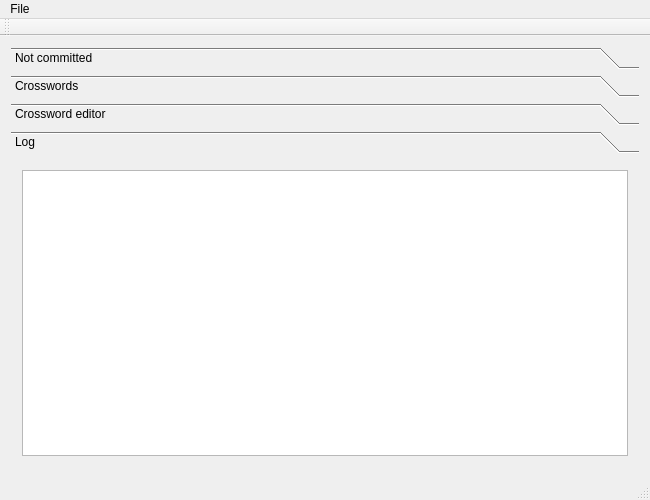
First picture: the form in mainwindow.ui, repository balashVI/nonogram_admin, before the edit.
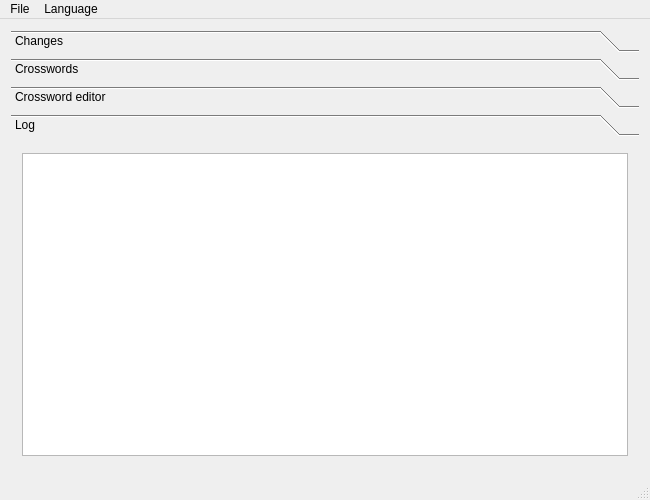
Second picture: the form after the edit. The open tabs and pages were chosen to show the change.

What changed in the file:
```diff
--- a/mainwindow.ui
+++ b/mainwindow.ui
@@ -36,7 +36,7 @@
         </rect>
        </property>
        <attribute name="label">
-        <string>Not committed</string>
+        <string>Changes</string>
        </attribute>
        <layout class="QGridLayout" name="gridLayout_4">
         <item row="0" column="0">
@@ -68,12 +68,24 @@
        </attribute>
       </widget>
       <widget class="QWidget" name="page_3">
+       <property name="geometry">
+        <rect>
+         <x>0</x>
+         <y>0</y>
+         <width>632</width>
+         <height>324</height>
+        </rect>
+       </property>
        <attribute name="label">
         <string>Log</string>
        </attribute>
        <layout class="QGridLayout" name="gridLayout_2">
         <item row="0" column="0">
-         <widget class="QTextEdit" name="textEdit"/>
+         <widget class="QTextEdit" name="log">
+          <property name="readOnly">
+           <bool>true</bool>
+          </property>
+         </widget>
         </item>
        </layout>
       </widget>
@@ -81,14 +93,6 @@
     </item>
    </layout>
   </widget>
-  <widget class="QToolBar" name="mainToolBar">
-   <attribute name="toolBarArea">
-    <enum>TopToolBarArea</enum>
-   </attribute>
-   <attribute name="toolBarBreak">
-    <bool>true</bool>
-   </attribute>
-  </widget>
   <widget class="QStatusBar" name="statusBar"/>
   <widget class="QMenuBar" name="menuBar">
    <property name="geometry">
@@ -103,10 +107,18 @@
     <property name="title">
      <string>File</string>
     </property>
-    <addaction name="separator"/>
-    <addaction name="separator"/>
+    <addaction name="actionExit"/>
+   </widget>
+   <widget class="QMenu" name="menuLanguage">
+    <property name="title">
+     <string>Language</string>
+    </property>
+    <addaction name="actionEn"/>
+    <addaction name="actionRu"/>
+    <addaction name="actionUa"/>
    </widget>
    <addaction name="menuFile"/>
+   <addaction name="menuLanguage"/>
   </widget>
   <action name="actionTxit">
    <property name="text">
```
Left out of the diff: 38 changed lines with no effect on the pictures.
